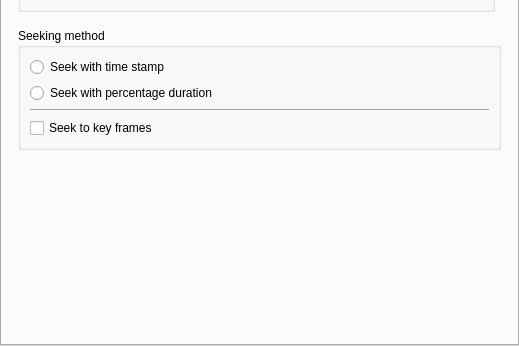
Qt form src/gui/pref/input.ui (wilbert2000/wzplayer) before a commit; both pictures show x 0 to 519 and y 230 to 576 of the 519 by 576 pixel window.
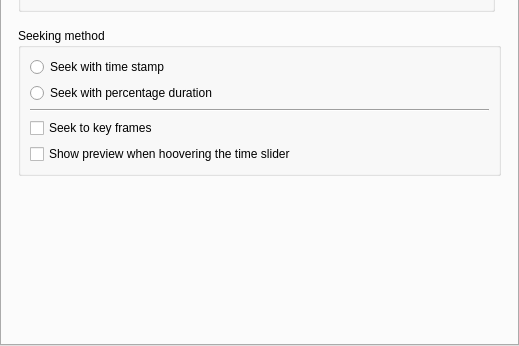
The same form after that commit. The open tabs and pages were chosen to show the change. Custom widgets are drawn as their Qt base class.

Commit message: Back off seeking when player is buffering, add option to disable preview

```diff
--- a/src/gui/pref/input.ui
+++ b/src/gui/pref/input.ui
@@ -706,6 +706,13 @@
             </property>
            </widget>
           </item>
+          <item>
+           <widget class="QCheckBox" name="seek_preview_check">
+            <property name="text">
+             <string>Show preview when hoovering the time slider</string>
+            </property>
+           </widget>
+          </item>
          </layout>
         </widget>
        </item>
```
The commit also changes 16 other files.
